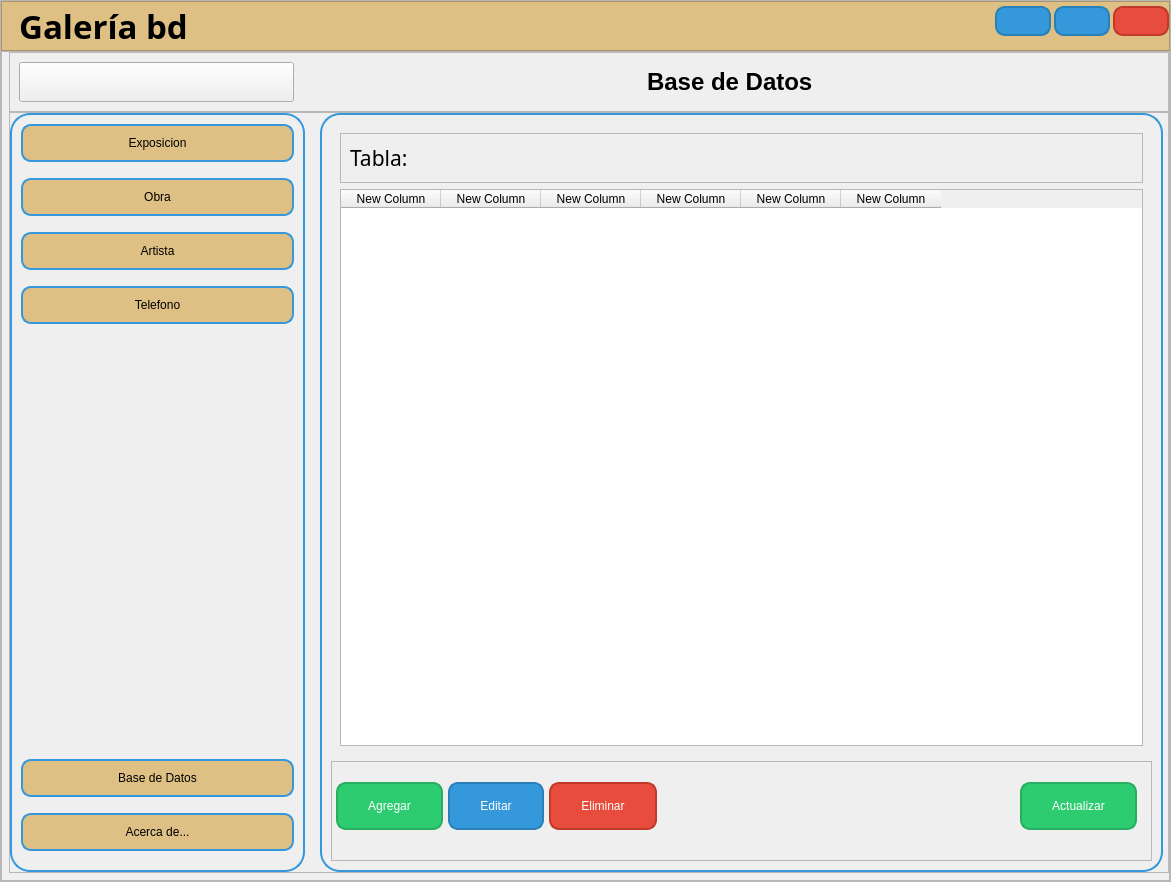
Old version of the form interfaz.ui in the repository Angelggp/Angelggp.
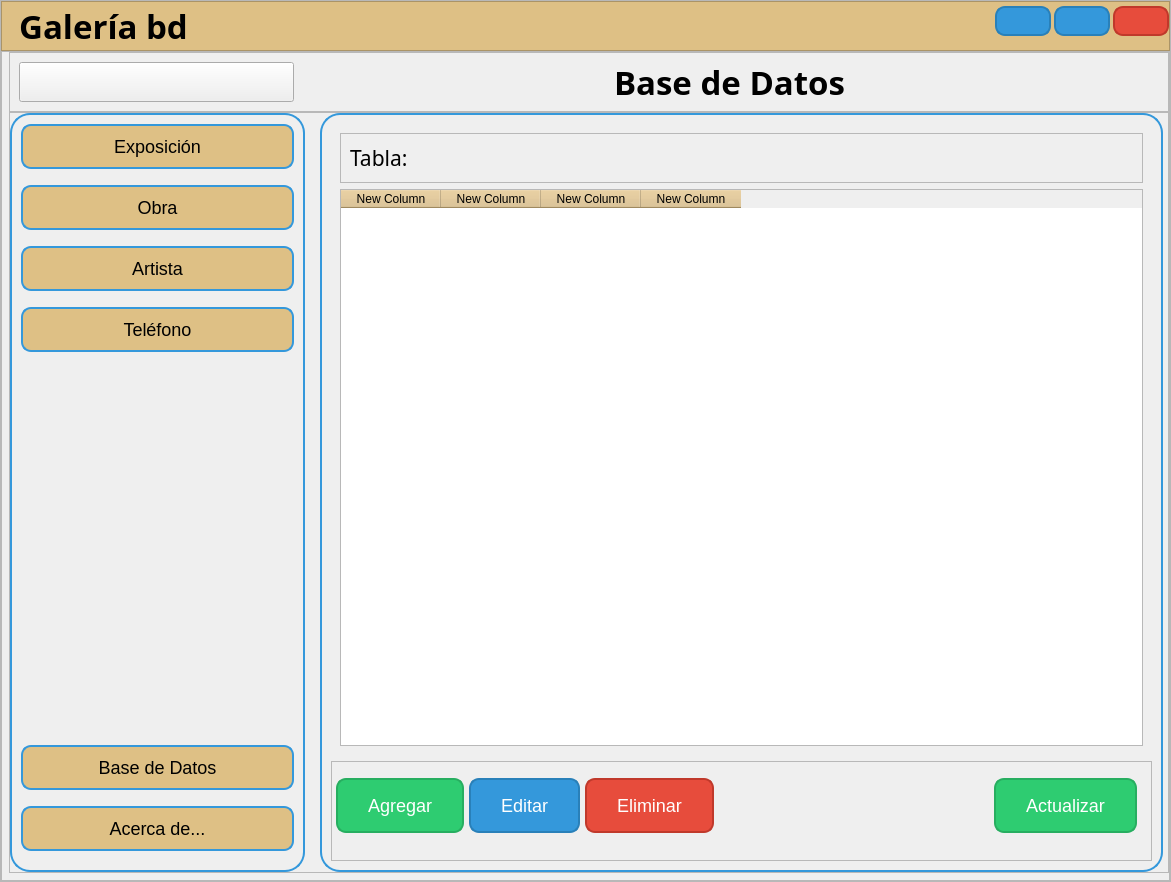
New version of the form. The open tabs and pages were chosen to show the change. Icons and pictures are not drawn.

```diff
--- a/interfaz.ui
+++ b/interfaz.ui
@@ -369,7 +369,8 @@
               <widget class="QLabel" name="label_2">
                <property name="font">
                 <font>
-                 <pointsize>18</pointsize>
+                 <family>Mongolian Baiti</family>
+                 <pointsize>25</pointsize>
                  <weight>75</weight>
                  <bold>true</bold>
                 </font>
@@ -440,7 +441,10 @@
 	border: 2px solid #3498db;
 	border-radius: 10px;
 	margin-bottom: 10px;
+	font-size: 18px;
+
 }
+
 QPushButton:hover {
     background-color: white; /* Fondo gris claro cuando el mouse está sobre el botón */
     color: black; /* Texto en color negro cuando el mouse está sobre el botón */
@@ -466,7 +470,7 @@
                    <enum>Qt::LeftToRight</enum>
                   </property>
                   <property name="text">
-                   <string>Exposicion</string>
+                   <string>Exposición</string>
                   </property>
                   <property name="checkable">
                    <bool>false</bool>
@@ -514,7 +518,7 @@
                    <enum>Qt::LeftToRight</enum>
                   </property>
                   <property name="text">
-                   <string>Telefono</string>
+                   <string>Teléfono</string>
                   </property>
                   <property name="checkable">
                    <bool>false</bool>
@@ -582,6 +586,15 @@
                <layout class="QVBoxLayout" name="verticalLayout_4">
                 <item>
                  <widget class="QStackedWidget" name="stackedWidget">
+                  <property name="styleSheet">
+                   <string notr="true">QHeaderView::section {
+    background-color: #DEC085 ;
+}
+{
+background-color: ;
+border: 1px solid #3498db;
+}</string>
+                  </property>
                   <property name="currentIndex">
                    <number>2</number>
                   </property>
@@ -662,16 +675,9 @@
                     </item>
                     <item>
                      <widget class="QTableWidget" name="tb_main">
-                      <column>
-                       <property name="text">
-                        <string>New Column</string>
-                       </property>
-                      </column>
-                      <column>
-                       <property name="text">
-                        <string>New Column</string>
-                       </property>
-                      </column>
+                      <property name="cursor" stdset="0">
+                       <cursorShape>ArrowCursor</cursorShape>
+                      </property>
                       <column>
                        <property name="text">
                         <string>New Column</string>
@@ -808,7 +814,10 @@
     background-color:#27ae60; /* Cambio de color de fondo al pasar el mouse */
     transform: scale(1.1); /* Escala del botón al pasar el mouse */
 }
-</string>
+
+QPushButton {
+	font-size:18px ;
+}</string>
                   </property>
                   <property name="frameShape">
                    <enum>QFrame::StyledPanel</enum>
```
Left out of the diff: 44 changed lines with no effect on the pictures.
